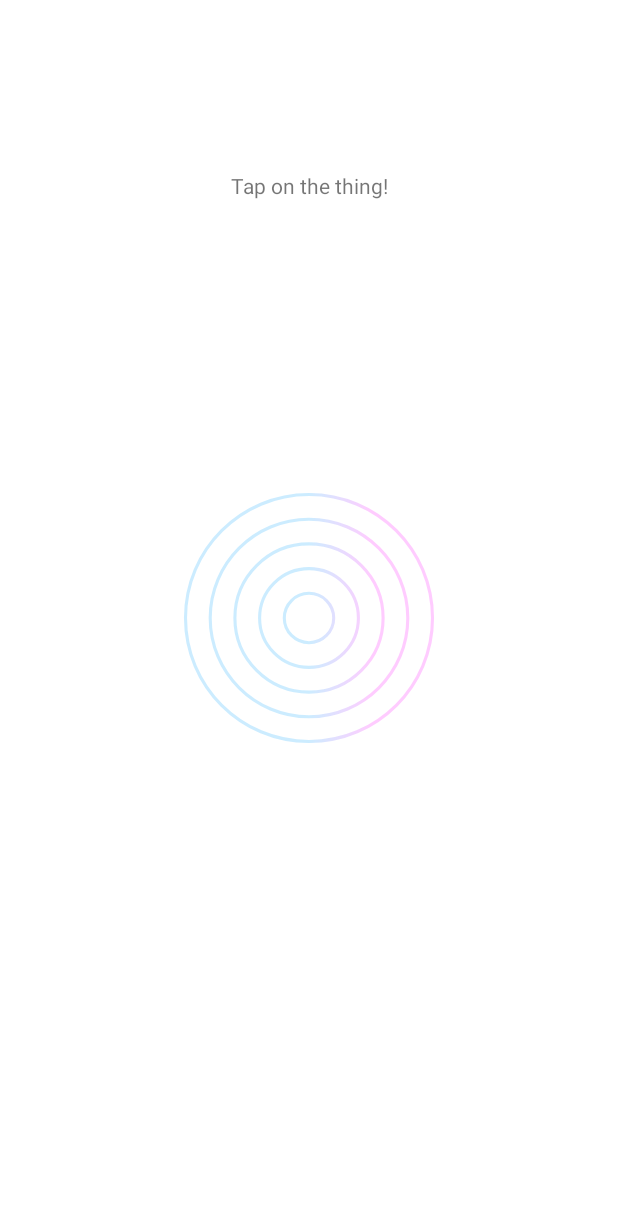
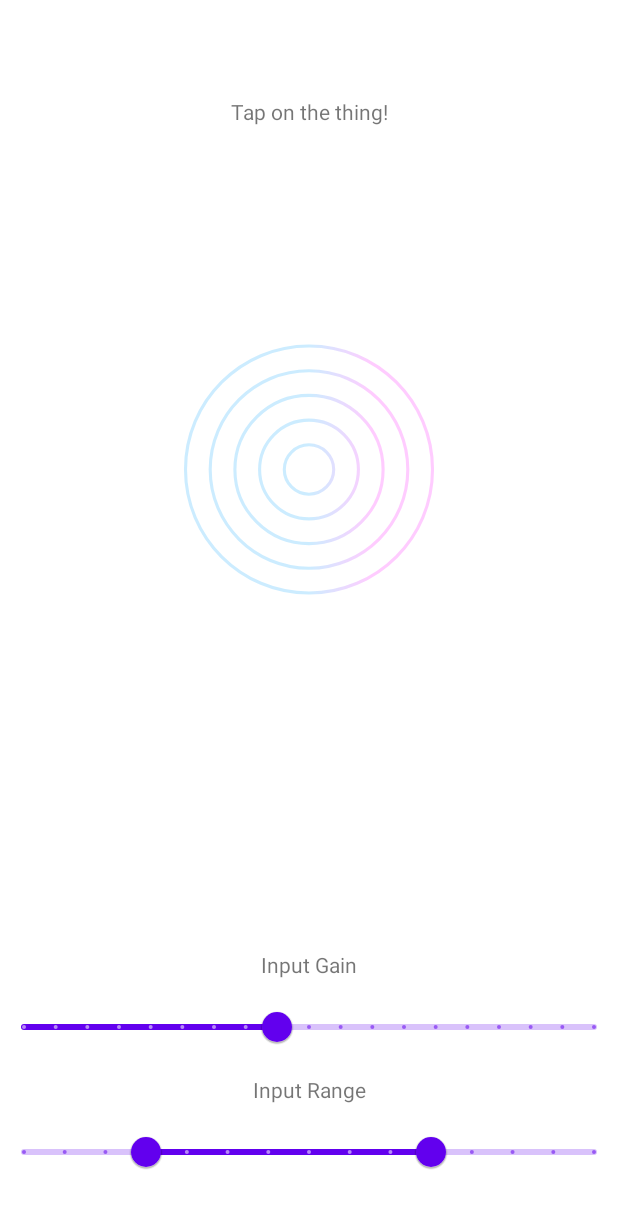
Before and after one commit to LottieFiles/demo-audio-visualisation, an Android app: the layout activity_main.xml on its own in the app's theme, with its tools: preview values and no code run, on a phone screen of 412 x 824 dp. Shown: the top 1208 px of the screen. Run offline under Robolectric (Android 15) with nearby library versions, the light colour scheme and no system bars.

Commit message:
[feat] Android: Added sliders to allow control of input ranges

```diff
--- a/android/app/src/main/java/com/lottiefiles/demo/audioanim/AudioMeter.kt
+++ b/android/app/src/main/java/com/lottiefiles/demo/audioanim/AudioMeter.kt
@@ -7,7 +7,7 @@ import kotlin.math.sqrt
 
 class AudioMeter(
         var alpha: Double = 0.9,     // alpha value for exponential averaging,
-        var preGain: Double = 0.4,   // value for audio pre-gain
+        var preGain: Double = 0.5,   // value for audio pre-gain
         var min_dB: Double = 45.0,   // min audio level
         var max_dB: Double = 80.0    // max audio level
 ) {
--- a/android/app/src/main/java/com/lottiefiles/demo/audioanim/MainActivity.kt
+++ b/android/app/src/main/java/com/lottiefiles/demo/audioanim/MainActivity.kt
@@ -28,7 +28,7 @@ class MainActivity : AppCompatActivity() {
 
     private val am = AudioMeter(                       // initialize audio meter with some defaults
             alpha = 0.7,
-            preGain = 0.4,
+            preGain = 0.5,
             min_dB = 45.0,
             max_dB = 80.0
     )
@@ -75,6 +75,26 @@ class MainActivity : AppCompatActivity() {
             }
 
             this
+        }
+
+
+        // sliders
+        with(binding.sliderPregain) {
+
+            value = am.preGain.toFloat()
+
+            addOnChangeListener { _, _, _ ->
+                    am.preGain = value.toDouble()
+            }
+        }
+
+        with(binding.sliderInputRange) {
+
+            setValues(am.min_dB.toFloat(), am.max_dB.toFloat())
+            addOnChangeListener { _, _, _ ->
+                am.min_dB = values[0].toDouble()
+                am.max_dB = values[1].toDouble()
+            }
         }
 
     }
--- a/android/app/src/main/res/layout/activity_main.xml
+++ b/android/app/src/main/res/layout/activity_main.xml
@@ -25,7 +25,7 @@
         app:lottie_autoPlay="false"
         app:lottie_loop="false"
         android:adjustViewBounds="true"
-        app:layout_constraintVertical_bias="0.5"
+        app:layout_constraintVertical_bias="0.3"
         app:layout_constraintWidth_percent="0.8"
         app:layout_constraintDimensionRatio="1:1"
         app:layout_constraintBottom_toBottomOf="parent"
@@ -34,5 +34,55 @@
         app:layout_constraintTop_toTopOf="parent" />
 
 
+    <com.google.android.material.slider.RangeSlider
+        android:id="@+id/sliderInputRange"
+        android:layout_width="wrap_content"
+        android:layout_height="wrap_content"
+        android:stepSize="5.0"
+        android:valueFrom="30.0"
+        android:valueTo="100.0"
+        app:values="@array/initial_slider_values"
+        tools:ignore="missingConstraints"/>
+
+    <com.google.android.material.slider.Slider
+        android:id="@+id/sliderPregain"
+        android:layout_width="wrap_content"
+        android:layout_height="wrap_content"
+        android:valueFrom="0.2"
+        android:valueTo="2.0"
+        android:stepSize="0.1"
+        android:value="1.0"
+        tools:ignore="missingConstraints"/>
+
+    <androidx.appcompat.widget.AppCompatTextView
+        android:id="@+id/labelInputRange"
+        android:text="Input Range"
+        android:layout_width="wrap_content"
+        android:layout_height="wrap_content"
+        tools:ignore="missingConstraints"/>
+
+    <androidx.appcompat.widget.AppCompatTextView
+        android:id="@+id/labelInputGain"
+        android:text="Input Gain"
+        android:layout_width="wrap_content"
+        android:layout_height="wrap_content"
+        tools:ignore="missingConstraints"/>
+
+
+
+    <androidx.constraintlayout.helper.widget.Flow
+        android:layout_width="0dp"
+        android:layout_height="wrap_content"
+        app:layout_constraintBottom_toBottomOf="parent"
+        app:layout_constraintLeft_toLeftOf="parent"
+        app:layout_constraintRight_toRightOf="parent"
+        android:layout_marginLeft="16dp"
+        android:layout_marginRight="16dp"
+        android:layout_marginBottom="32dp"
+        app:flow_verticalGap="8dp"
+        android:orientation="vertical"
+        app:constraint_referenced_ids="labelInputGain, sliderPregain, labelInputRange, sliderInputRange" />
+
+
 
 </androidx.constraintlayout.widget.ConstraintLayout>
--- /dev/null
+++ b/android/app/src/main/res/values/dimens.xml
@@ -0,0 +1,9 @@
+<?xml version="1.0" encoding="utf-8"?>
+<resources>
+
+    <array name="initial_slider_values">
+        <item>45.0</item>
+        <item>80.0</item>
+    </array>
+
+</resources>
```
